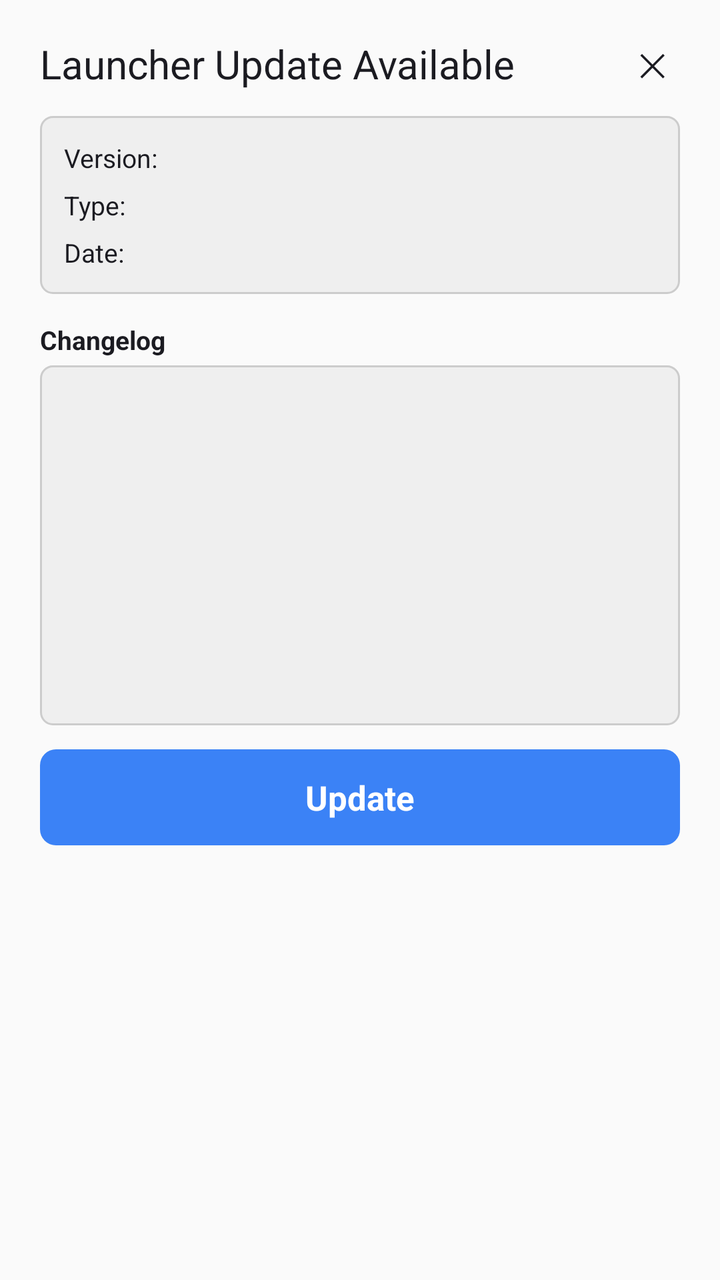
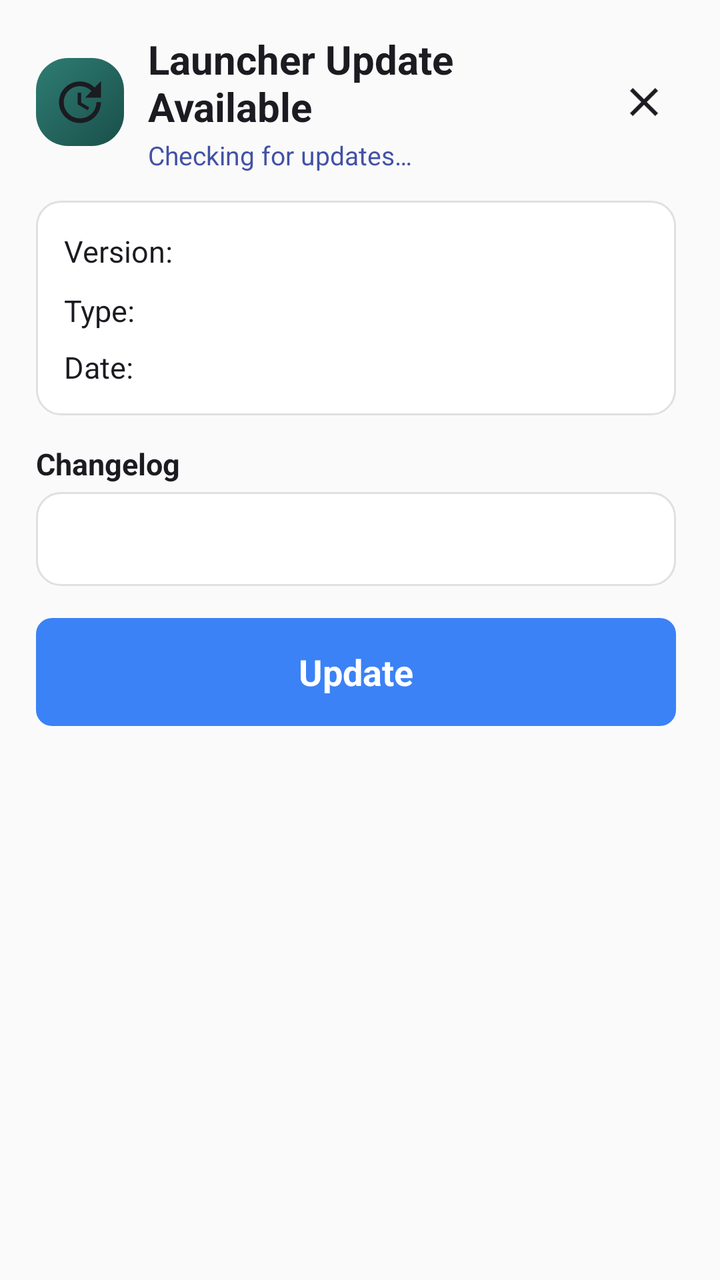

An Android layout rendered at two revisions. The XML below is the earlier revision; the diff shows what the commit changed to produce the second picture.
<!-- AndroidManifest.xml: application theme Theme.HelloMinecraftLauncherPocketEdition -->
<!-- res/layout/dialog_update_launcher.xml -->
<?xml version="1.0" encoding="utf-8"?>
<LinearLayout xmlns:android="http://schemas.android.com/apk/res/android"
    android:orientation="vertical"
    android:layout_width="480dp"
    android:paddingTop="18dp"
    android:paddingStart="20dp"
    android:paddingEnd="20dp"
    android:paddingBottom="12dp"
    android:layout_height="wrap_content">

    <LinearLayout
        android:layout_width="match_parent"
        android:layout_height="wrap_content"
        android:orientation="horizontal"
        android:gravity="center_vertical">

        <TextView
            android:layout_width="0dp"
            android:layout_height="wrap_content"
            android:layout_weight="1"
            android:text="@string/dialog_update_title"
            android:textSize="@dimen/text_size_big"
            android:textColor="@color/colorPureBlack"/>

        <TextView
            android:id="@+id/update_close_btn"
            android:layout_width="28dp"
            android:layout_height="28dp"
            android:gravity="center"
            android:text="✕"
            android:textSize="16sp"
            android:textColor="@color/colorPureBlack"
            android:clickable="true"
            android:focusable="true"/>

    </LinearLayout>

    <LinearLayout
        android:layout_marginTop="12dp"
        android:layout_width="match_parent"
        android:layout_height="wrap_content"
        android:orientation="horizontal"
        android:background="@drawable/update_card_bg"
        android:padding="12dp">

        <LinearLayout
            android:layout_width="match_parent"
            android:layout_height="wrap_content"
            android:orientation="vertical">

            <LinearLayout
                android:layout_width="match_parent"
                android:layout_height="wrap_content"
                android:orientation="horizontal"
                android:gravity="center_vertical">

                <TextView
                    android:layout_width="wrap_content"
                    android:layout_height="wrap_content"
                    android:text="@string/dialog_update_version_name"
                    android:textSize="@dimen/text_size_middle"
                    android:textColor="@color/colorPureBlack"/>

                <TextView
                    android:layout_width="0dp"
                    android:layout_height="wrap_content"
                    android:layout_weight="1"
                    android:layout_marginStart="8dp"
                    android:textColor="@color/colorPureBlack"
                    android:textStyle="bold"
                    android:textSize="@dimen/text_size_middle"
                    android:id="@+id/update_version_name"/>

            </LinearLayout>

            <LinearLayout
                android:layout_marginTop="6dp"
                android:layout_width="match_parent"
                android:layout_height="wrap_content"
                android:orientation="horizontal"
                android:gravity="center_vertical">

                <TextView
                    android:layout_width="wrap_content"
                    android:layout_height="wrap_content"
                    android:text="@string/dialog_update_type"
                    android:textSize="@dimen/text_size_middle"
                    android:textColor="@color/colorPureBlack"/>

                <TextView
                    android:layout_width="0dp"
                    android:layout_height="wrap_content"
                    android:layout_weight="1"
                    android:layout_marginStart="8dp"
                    android:textColor="@color/colorLinkBlue"
                    android:textStyle="bold"
                    android:textSize="@dimen/text_size_middle"
                    android:id="@+id/update_type"/>

            </LinearLayout>

            <LinearLayout
                android:layout_marginTop="6dp"
                android:layout_width="match_parent"
                android:layout_height="wrap_content"
                android:orientation="horizontal"
                android:gravity="center_vertical">

                <TextView
                    android:layout_width="wrap_content"
                    android:layout_height="wrap_content"
                    android:text="@string/dialog_update_date"
                    android:textSize="@dimen/text_size_middle"
                    android:textColor="@color/colorPureBlack"/>

                <TextView
                    android:layout_width="0dp"
                    android:layout_height="wrap_content"
                    android:layout_weight="1"
                    android:layout_marginStart="8dp"
                    android:textColor="@color/colorPureBlack"
                    android:textSize="@dimen/text_size_middle"
                    android:id="@+id/update_date"/>

            </LinearLayout>

        </LinearLayout>

    </LinearLayout>

    <TextView
        android:layout_marginTop="14dp"
        android:layout_width="wrap_content"
        android:layout_height="wrap_content"
        android:text="@string/dialog_update_log"
        android:textSize="@dimen/text_size_middle"
        android:textColor="@color/colorPureBlack"
        android:textStyle="bold"/>

    <ScrollView
        android:layout_marginTop="4dp"
        android:layout_width="match_parent"
        android:layout_height="180dp"
        android:background="@drawable/update_card_bg"
        android:padding="10dp">

        <TextView
            android:layout_width="match_parent"
            android:layout_height="wrap_content"
            android:textSize="@dimen/text_size_middle"
            android:textColor="@color/colorPureBlack"
            android:lineSpacingExtra="3dp"
            android:id="@+id/update_log"/>

    </ScrollView>

    <ProgressBar
        android:id="@+id/update_progress"
        android:layout_width="match_parent"
        android:layout_height="6dp"
        android:layout_marginTop="12dp"
        android:max="100"
        android:progress="0"
        android:visibility="gone"
        style="@style/Widget.AppCompat.ProgressBar.Horizontal"/>

    <TextView
        android:id="@+id/update_status"
        android:layout_width="match_parent"
        android:layout_height="wrap_content"
        android:layout_marginTop="4dp"
        android:textColor="@color/colorPureBlack"
        android:textSize="13sp"
        android:textAlignment="center"
        android:visibility="gone"/>

    <LinearLayout
        android:layout_marginTop="12dp"
        android:layout_width="match_parent"
        android:layout_height="48dp"
        android:orientation="horizontal"
        android:gravity="center"
        android:background="@drawable/update_primary_button"
        android:id="@+id/update_button_root">

        <ProgressBar
            android:id="@+id/update_button_progress"
            android:layout_width="20dp"
            android:layout_height="20dp"
            android:layout_gravity="center_vertical"
            android:layout_marginEnd="10dp"
            android:visibility="gone"/>

        <TextView
            android:id="@+id/update_button_text"
            android:layout_width="wrap_content"
            android:layout_height="wrap_content"
            android:text="@string/dialog_update_update"
            android:textSize="17sp"
            android:textStyle="bold"
            android:textColor="@android:color/white"/>

    </LinearLayout>

</LinearLayout>
<!-- resources referenced by this layout -->
<resources>
  <color name="colorLinkBlue">#4352A5</color>
  <color name="colorPureBlack">#1B1B21</color>
  <dimen name="text_size_big">20sp</dimen>
  <dimen name="text_size_middle">13sp</dimen>
  <!-- drawable update_card_bg (drawable) -->
  <?xml version="1.0" encoding="utf-8"?>
  <shape xmlns:android="http://schemas.android.com/apk/res/android"
      android:shape="rectangle">
      <solid android:color="#EFEFEF"/>
      <stroke
          android:width="1dp"
          android:color="#CCCCCC"/>
      <corners android:radius="6dp"/>
  </shape>
  <!-- drawable update_primary_button (drawable) -->
  <?xml version="1.0" encoding="utf-8"?>
  <selector xmlns:android="http://schemas.android.com/apk/res/android">
      <item android:state_enabled="false">
          <shape android:shape="rectangle">
              <solid android:color="#A0A0A0"/>
              <corners android:radius="8dp"/>
          </shape>
      </item>
      <item android:state_pressed="true">
          <shape android:shape="rectangle">
              <solid android:color="#1A5CFF"/>
              <corners android:radius="8dp"/>
          </shape>
      </item>
      <item>
          <shape android:shape="rectangle">
              <solid android:color="#3B82F6"/>
              <corners android:radius="8dp"/>
          </shape>
      </item>
  </selector>
  <string name="dialog_update_date">"Date: "</string>
  <string name="dialog_update_log">Changelog</string>
  <string name="dialog_update_title">Launcher Update Available</string>
  <string name="dialog_update_type">"Type: "</string>
  <string name="dialog_update_update">Update</string>
  <string name="dialog_update_version_name">"Version: "</string>
  <color name="colorPrimary">#5C6BC0</color>
  <color name="colorAccent">#5C6BC0</color>
  <!-- unchanged entries left out for length: 1 -->
</resources>

<!-- the commit's change to res/layout/dialog_update_launcher.xml (unified diff, before → after) -->
@@ -1,52 +1,80 @@
 <?xml version="1.0" encoding="utf-8"?>
-<LinearLayout xmlns:android="http://schemas.android.com/apk/res/android"
-    android:orientation="vertical"
-    android:layout_width="480dp"
-    android:paddingTop="18dp"
-    android:paddingStart="20dp"
-    android:paddingEnd="20dp"
-    android:paddingBottom="12dp"
-    android:layout_height="wrap_content">
+<ScrollView xmlns:android="http://schemas.android.com/apk/res/android"
+    android:id="@+id/update_dialog_root"
+    android:layout_width="440dp"
+    android:layout_height="wrap_content"
+    android:fillViewport="true"
+    android:scrollbars="vertical"
+    android:scrollbarStyle="insideInset"
+    android:overScrollMode="never">
 
     <LinearLayout
         android:layout_width="match_parent"
         android:layout_height="wrap_content"
-        android:orientation="horizontal"
-        android:gravity="center_vertical">
-
-        <TextView
-            android:layout_width="0dp"
-            android:layout_height="wrap_content"
-            android:layout_weight="1"
-            android:text="@string/dialog_update_title"
-            android:textSize="@dimen/text_size_big"
-            android:textColor="@color/colorPureBlack"/>
-
-        <TextView
-            android:id="@+id/update_close_btn"
-            android:layout_width="28dp"
-            android:layout_height="28dp"
-            android:gravity="center"
-            android:text="✕"
-            android:textSize="16sp"
-            android:textColor="@color/colorPureBlack"
-            android:clickable="true"
-            android:focusable="true"/>
-
-    </LinearLayout>
-
-    <LinearLayout
-        android:layout_marginTop="12dp"
-        android:layout_width="match_parent"
-        android:layout_height="wrap_content"
-        android:orientation="horizontal"
-        android:background="@drawable/update_card_bg"
-        android:padding="12dp">
-
-        <LinearLayout
-            android:layout_width="match_parent"
-            android:layout_height="wrap_content"
-            android:orientation="vertical">
+        android:orientation="vertical"
+        android:paddingStart="18dp"
+        android:paddingEnd="18dp"
+        android:paddingTop="16dp"
+        android:paddingBottom="16dp">
+
+        <LinearLayout
+            android:layout_width="match_parent"
+            android:layout_height="wrap_content"
+            android:orientation="horizontal"
+            android:gravity="center_vertical">
+
+            <ImageView
+                android:layout_width="44dp"
+                android:layout_height="44dp"
+                android:scaleType="centerCrop"
+                android:background="@drawable/tile_hero"
+                android:src="@drawable/ic_baseline_update_black"
+                android:padding="8dp"/>
+
+            <LinearLayout
+                android:layout_width="0dp"
+                android:layout_height="wrap_content"
+                android:layout_weight="1"
+                android:layout_marginStart="12dp"
+                android:orientation="vertical">
+
+                <TextView
+                    android:layout_width="wrap_content"
+                    android:layout_height="wrap_content"
+                    android:text="@string/dialog_update_title"
+                    android:textSize="20sp"
+                    android:textStyle="bold"
+                    android:textColor="@color/colorPureBlack"/>
+
+                <TextView
+                    android:layout_width="wrap_content"
+                    android:layout_height="wrap_content"
+                    android:layout_marginTop="2dp"
+                    android:text="@string/dialog_update_checking"
+                    android:textSize="13sp"
+                    android:textColor="@color/colorLinkBlue"/>
+
+            </LinearLayout>
+
+            <ImageView
+                android:id="@+id/update_close_btn"
+                android:layout_width="32dp"
+                android:layout_height="32dp"
+                android:scaleType="center"
+                android:clickable="true"
+                android:focusable="true"
+                android:background="?attr/selectableItemBackgroundBorderless"
+                android:src="@drawable/ic_baseline_close_black"/>
+
+        </LinearLayout>
+
+        <LinearLayout
+            android:layout_marginTop="14dp"
+            android:layout_width="match_parent"
+            android:layout_height="wrap_content"
+            android:orientation="vertical"
+            android:background="@drawable/tile_primary"
+            android:padding="14dp">
 
             <LinearLayout
                 android:layout_width="match_parent"
@@ -55,151 +83,158 @@
                 android:gravity="center_vertical">
 
                 <TextView
-                    android:layout_width="wrap_content"
-                    android:layout_height="wrap_content"
+                    android:layout_width="0dp"
+                    android:layout_height="wrap_content"
+                    android:layout_weight="1"
                     android:text="@string/dialog_update_version_name"
-                    android:textSize="@dimen/text_size_middle"
-                    android:textColor="@color/colorPureBlack"/>
-
-                <TextView
-                    android:layout_width="0dp"
-                    android:layout_height="wrap_content"
-                    android:layout_weight="1"
+                    android:textSize="15sp"
+                    android:textColor="@color/colorPureBlack"/>
+
+                <TextView
+                    android:id="@+id/update_version_name"
+                    android:layout_width="0dp"
+                    android:layout_height="wrap_content"
+                    android:layout_weight="2"
                     android:layout_marginStart="8dp"
-                    android:textColor="@color/colorPureBlack"
+                    android:textSize="17sp"
                     android:textStyle="bold"
-                    android:textSize="@dimen/text_size_middle"
-                    android:id="@+id/update_version_name"/>
-
-            </LinearLayout>
-
-            <LinearLayout
-                android:layout_marginTop="6dp"
+                    android:textColor="@color/colorPureBlack"/>
+
+            </LinearLayout>
+
+            <LinearLayout
+                android:layout_marginTop="8dp"
                 android:layout_width="match_parent"
                 android:layout_height="wrap_content"
                 android:orientation="horizontal"
                 android:gravity="center_vertical">
 
                 <TextView
-                    android:layout_width="wrap_content"
-                    android:layout_height="wrap_content"
+                    android:layout_width="0dp"
+                    android:layout_height="wrap_content"
+                    android:layout_weight="1"
                     android:text="@string/dialog_update_type"
-                    android:textSize="@dimen/text_size_middle"
-                    android:textColor="@color/colorPureBlack"/>
-
-                <TextView
-                    android:layout_width="0dp"
-                    android:layout_height="wrap_content"
-                    android:layout_weight="1"
+                    android:textSize="15sp"
+                    android:textColor="@color/colorPureBlack"/>
+
+                <TextView
+                    android:id="@+id/update_type"
+                    android:layout_width="0dp"
+                    android:layout_height="wrap_content"
+                    android:layout_weight="2"
                     android:layout_marginStart="8dp"
-                    android:textColor="@color/colorLinkBlue"
+                    android:textSize="15sp"
                     android:textStyle="bold"
-                    android:textSize="@dimen/text_size_middle"
-                    android:id="@+id/update_type"/>
-
-            </LinearLayout>
-
-            <LinearLayout
-                android:layout_marginTop="6dp"
+                    android:textColor="@color/colorLinkBlue"/>
+
+            </LinearLayout>
+
+            <LinearLayout
+                android:layout_marginTop="8dp"
                 android:layout_width="match_parent"
                 android:layout_height="wrap_content"
                 android:orientation="horizontal"
                 android:gravity="center_vertical">
 
                 <TextView
-                    android:layout_width="wrap_content"
-                    android:layout_height="wrap_content"
+                    android:layout_width="0dp"
+                    android:layout_height="wrap_content"
+                    android:layout_weight="1"
                     android:text="@string/dialog_update_date"
-                    android:textSize="@dimen/text_size_middle"
-                    android:textColor="@color/colorPureBlack"/>
-
-                <TextView
-                    android:layout_width="0dp"
-                    android:layout_height="wrap_content"
-                    android:layout_weight="1"
+                    android:textSize="15sp"
+                    android:textColor="@color/colorPureBlack"/>
+
+                <TextView
+                    android:id="@+id/update_date"
+                    android:layout_width="0dp"
+                    android:layout_height="wrap_content"
+                    android:layout_weight="2"
                     android:layout_marginStart="8dp"
-                    android:textColor="@color/colorPureBlack"
-                    android:textSize="@dimen/text_size_middle"
-                    android:id="@+id/update_date"/>
-
-            </LinearLayout>
+                    android:textSize="15sp"
+                    android:textColor="@color/colorPureBlack"/>
+
+            </LinearLayout>
+
+        </LinearLayout>
+
+        <TextView
+            android:layout_marginTop="14dp"
+            android:layout_width="wrap_content"
+            android:layout_height="wrap_content"
+            android:text="@string/dialog_update_log"
+            android:textSize="15sp"
+            android:textStyle="bold"
+            android:textColor="@color/colorPureBlack"/>
+
+        <LinearLayout
+            android:layout_marginTop="4dp"
+            android:layout_width="match_parent"
+            android:layout_height="wrap_content"
+            android:orientation="vertical"
+            android:background="@drawable/tile_primary"
+            android:padding="14dp">
+
+            <TextView
+                android:id="@+id/update_log"
+                android:layout_width="match_parent"
+                android:layout_height="wrap_content"
+                android:textSize="14sp"
+                android:textColor="@color/colorPureBlack"
+                android:lineSpacingExtra="4dp"/>
+
+        </LinearLayout>
+
+        <ProgressBar
+            android:id="@+id/update_progress"
+            android:layout_width="match_parent"
+            android:layout_height="8dp"
+            android:layout_marginTop="14dp"
+            android:max="100"
+            android:progress="0"
+            android:visibility="gone"
+            style="@style/Widget.AppCompat.ProgressBar.Horizontal"/>
+
+        <TextView
+            android:id="@+id/update_status"
+            android:layout_width="match_parent"
+            android:layout_height="wrap_content"
+            android:layout_marginTop="6dp"
+            android:textColor="@color/colorPureBlack"
+            android:textSize="14sp"
+            android:textStyle="bold"
+            android:textAlignment="center"
+            android:visibility="gone"/>
+
+        <LinearLayout
+            android:layout_marginTop="16dp"
+            android:layout_width="match_parent"
+            android:layout_height="54dp"
+            android:orientation="horizontal"
+            android:gravity="center"
+            android:background="@drawable/update_primary_button"
+            android:clickable="true"
+            android:focusable="true"
+            android:id="@+id/update_button_root">
+
+            <ProgressBar
+                android:id="@+id/update_button_progress"
+                android:layout_width="22dp"
+                android:layout_height="22dp"
+                android:layout_gravity="center_vertical"
+                android:layout_marginEnd="12dp"
+                android:visibility="gone"/>
+
+            <TextView
+                android:id="@+id/update_button_text"
+                android:layout_width="wrap_content"
+                android:layout_height="wrap_content"
+                android:text="@string/dialog_update_update"
+                android:textSize="18sp"
+                android:textStyle="bold"
+                android:textColor="@android:color/white"/>
 
         </LinearLayout>
 
     </LinearLayout>
 
-    <TextView
-        android:layout_marginTop="14dp"
-        android:layout_width="wrap_content"
-        android:layout_height="wrap_content"
-        android:text="@string/dialog_update_log"
-        android:textSize="@dimen/text_size_middle"
-        android:textColor="@color/colorPureBlack"
-        android:textStyle="bold"/>
-
-    <ScrollView
-        android:layout_marginTop="4dp"
-        android:layout_width="match_parent"
-        android:layout_height="180dp"
-        android:background="@drawable/update_card_bg"
-        android:padding="10dp">
-
-        <TextView
-            android:layout_width="match_parent"
-            android:layout_height="wrap_content"
-            android:textSize="@dimen/text_size_middle"
-            android:textColor="@color/colorPureBlack"
-            android:lineSpacingExtra="3dp"
-            android:id="@+id/update_log"/>
-
-    </ScrollView>
-
-    <ProgressBar
-        android:id="@+id/update_progress"
-        android:layout_width="match_parent"
-        android:layout_height="6dp"
-        android:layout_marginTop="12dp"
-        android:max="100"
-        android:progress="0"
-        android:visibility="gone"
-        style="@style/Widget.AppCompat.ProgressBar.Horizontal"/>
-
-    <TextView
-        android:id="@+id/update_status"
-        android:layout_width="match_parent"
-        android:layout_height="wrap_content"
-        android:layout_marginTop="4dp"
-        android:textColor="@color/colorPureBlack"
-        android:textSize="13sp"
-        android:textAlignment="center"
-        android:visibility="gone"/>
-
-    <LinearLayout
-        android:layout_marginTop="12dp"
-        android:layout_width="match_parent"
-        android:layout_height="48dp"
-        android:orientation="horizontal"
-        android:gravity="center"
-        android:background="@drawable/update_primary_button"
-        android:id="@+id/update_button_root">
-
-        <ProgressBar
-            android:id="@+id/update_button_progress"
-            android:layout_width="20dp"
-            android:layout_height="20dp"
-            android:layout_gravity="center_vertical"
-            android:layout_marginEnd="10dp"
-            android:visibility="gone"/>
-
-        <TextView
-            android:id="@+id/update_button_text"
-            android:layout_width="wrap_content"
-            android:layout_height="wrap_content"
-            android:text="@string/dialog_update_update"
-            android:textSize="17sp"
-            android:textStyle="bold"
-            android:textColor="@android:color/white"/>
-
-    </LinearLayout>
-
-</LinearLayout>
+</ScrollView>
<!-- resource entries referenced after the edit -->
@@ -2,18 +2,68 @@
 <resources>
   <color name="colorLinkBlue">#4352A5</color>
   <color name="colorPureBlack">#1B1B21</color>
-  <dimen name="text_size_big">20sp</dimen>
-  <dimen name="text_size_middle">13sp</dimen>
-  <!-- drawable update_card_bg (drawable) -->
+  <!-- drawable ic_baseline_close_black (drawable) -->
+  <vector xmlns:android="http://schemas.android.com/apk/res/android"
+      android:width="24dp"
+      android:height="24dp"
+      android:viewportWidth="24"
+      android:viewportHeight="24">
+    <path
+        android:fillColor="@color/colorPureBlack"
+        android:pathData="M19,6.41L17.59,5 12,10.59 6.41,5 5,6.41 10.59,12 5,17.59 6.41,19 12,13.41 17.59,19 19,17.59 13.41,12z"/>
+  </vector>
+  <!-- drawable ic_baseline_update_black (drawable) -->
+  <vector xmlns:android="http://schemas.android.com/apk/res/android"
+      android:width="24dp"
+      android:height="24dp"
+      android:viewportWidth="24"
+      android:viewportHeight="24">
+    <path
+        android:fillColor="@color/colorPureBlack"
+        android:pathData="M21,10.12H14.22L16.96,7.3C14.23,4.6 9.81,4.5 7.08,7.2C4.35,9.91 4.35,14.28 7.08,17C9.81,19.7 14.23,19.7 16.96,17C18.32,15.65 19,14.08 19,12.1H21C21,14.08 20.12,16.65 18.36,18.39C14.85,21.87 9.15,21.87 5.64,18.39C2.14,14.92 2.11,9.28 5.62,5.81C9.13,2.34 14.76,2.34 18.27,5.81L21,3V10.12M12.5,8V12.25L16,14.33L15.28,15.54L11,13V8H12.5Z"
+        android:fillType="evenOdd"/>
+  </vector>
+  <!-- drawable tile_hero (drawable) -->
   <?xml version="1.0" encoding="utf-8"?>
-  <shape xmlns:android="http://schemas.android.com/apk/res/android"
-      android:shape="rectangle">
-      <solid android:color="#EFEFEF"/>
-      <stroke
-          android:width="1dp"
-          android:color="#CCCCCC"/>
-      <corners android:radius="6dp"/>
-  </shape>
+  <selector xmlns:android="http://schemas.android.com/apk/res/android">
+      <item android:state_pressed="true">
+          <shape android:shape="rectangle">
+              <gradient
+                  android:angle="135"
+                  android:startColor="#0F3E3A"
+                  android:endColor="#1D5954"/>
+              <corners android:radius="16dp"/>
+          </shape>
+      </item>
+      <item>
+          <shape android:shape="rectangle">
+              <gradient
+                  android:angle="135"
+                  android:startColor="#1A4F4A"
+                  android:endColor="#2E7D73"/>
+              <corners android:radius="16dp"/>
+          </shape>
+      </item>
+  </selector>
+  <!-- drawable tile_primary (drawable) -->
+  <?xml version="1.0" encoding="utf-8"?>
+  <selector xmlns:android="http://schemas.android.com/apk/res/android">
+      <item android:state_pressed="true">
+          <shape android:shape="rectangle">
+              <solid android:color="#E0E0E0"/>
+              <corners android:radius="12dp"/>
+          </shape>
+      </item>
+      <item>
+          <shape android:shape="rectangle">
+              <solid android:color="@android:color/white"/>
+              <corners android:radius="12dp"/>
+              <stroke
+                  android:width="1dp"
+                  android:color="#E0E0E0"/>
+          </shape>
+      </item>
+  </selector>
   <!-- drawable update_primary_button (drawable) -->
   <?xml version="1.0" encoding="utf-8"?>
   <selector xmlns:android="http://schemas.android.com/apk/res/android">
@@ -36,6 +86,7 @@
           </shape>
       </item>
   </selector>
+  <string name="dialog_update_checking">Checking for updates…</string>
   <string name="dialog_update_date">"Date: "</string>
   <string name="dialog_update_log">Changelog</string>
   <string name="dialog_update_title">Launcher Update Available</string>
